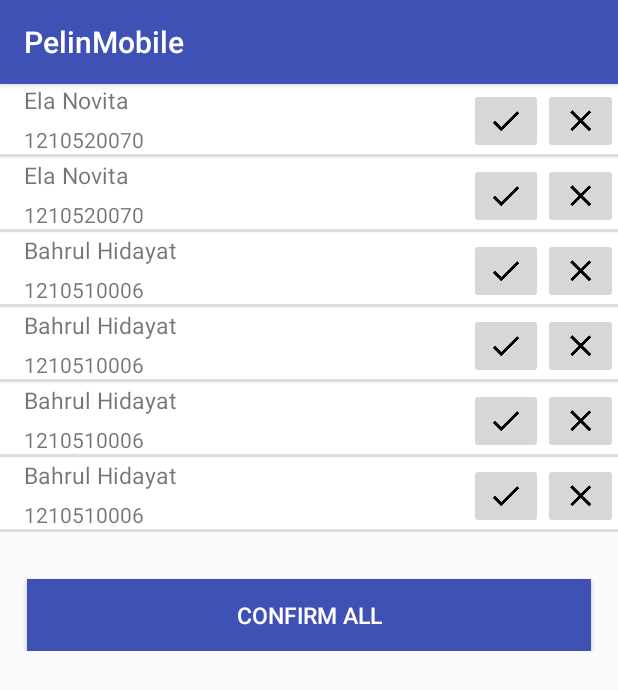
After one commit to ElaNovita/PelinMobile, an Android app: the ConfirmMember screen opened directly, with no data from a screen before it, on a phone screen of 412 x 824 dp. The commit adds this screen. Shown: the top 690 px of the screen. Run offline under Robolectric (Android 15) with nearby library versions, the phone set to English and light mode, and no system bars.

Commit message:
confirm member

```diff
--- a/app/src/main/AndroidManifest.xml
+++ b/app/src/main/AndroidManifest.xml
@@ -34,6 +34,7 @@
         <activity android:name=".AddTugas"/>
         <activity android:name=".AllGroups"/>
         <activity android:name=".Fragment.GroupDetail.ListTugas"/>
+        <activity android:name=".Fragment.GroupDetail.ConfirmMember"/>
     </application>
 
 </manifest>
--- /dev/null
+++ b/app/src/main/java/com/example/ela/pelinmobile/Adapter/ConfirmAdapter.java
@@ -0,0 +1,52 @@
+package com.example.ela.pelinmobile.Adapter;
+
+import android.support.v7.widget.RecyclerView;
+import android.view.LayoutInflater;
+import android.view.View;
+import android.view.ViewGroup;
+import android.widget.TextView;
+
+import com.example.ela.pelinmobile.Fragment.GroupDetail.ConfirmMember;
+import com.example.ela.pelinmobile.R;
+
+import java.util.List;
+
+/**
+ * Created by e on 9/04/16.
+ */
+public class ConfirmAdapter extends RecyclerView.Adapter<ConfirmAdapter.ViewHolder> {
+    private List<ConfirmMember.Confirm> confirms;
+
+    public ConfirmAdapter(List<ConfirmMember.Confirm> confirms) {
+        this.confirms = confirms;
+    }
+
+    @Override
+    public int getItemCount() {
+        return confirms.size();
+    }
+
+    @Override
+    public ViewHolder onCreateViewHolder(ViewGroup parent, int viewType) {
+        View view = LayoutInflater.from(parent.getContext()).inflate(R.layout.confirm_member_item, parent, false);
+        ViewHolder viewHolder = new ViewHolder(view);
+        return viewHolder;
+    }
+
+    @Override
+    public void onBindViewHolder(ViewHolder holder, int position) {
+        holder.name.setText(confirms.get(position).name);
+        holder.nim.setText(confirms.get(position).nim);
+    }
+
+    public static class ViewHolder extends RecyclerView.ViewHolder {
+        TextView name, nim;
+
+        public ViewHolder(View itemView) {
+            super(itemView);
+
+            name = (TextView) itemView.findViewById(R.id.confimr_nm);
+            nim = (TextView) itemView.findViewById(R.id.confirm_nim);
+        }
+    }
+}
--- /dev/null
+++ b/app/src/main/java/com/example/ela/pelinmobile/Fragment/GroupDetail/ConfirmMember.java
@@ -0,0 +1,51 @@
+package com.example.ela.pelinmobile.Fragment.GroupDetail;
+
+import android.os.Bundle;
+import android.support.v7.app.AppCompatActivity;
+import android.support.v7.widget.LinearLayoutManager;
+import android.support.v7.widget.RecyclerView;
+
+import com.example.ela.pelinmobile.Adapter.ConfirmAdapter;
+import com.example.ela.pelinmobile.R;
+
+import java.util.ArrayList;
+import java.util.List;
+
+/**
+ * Created by e on 9/04/16.
+ */
+public class ConfirmMember extends AppCompatActivity {
+
+    private List<Confirm> confirms;
+
+    @Override
+    protected void onCreate(Bundle savedInstanceState) {
+        super.onCreate(savedInstanceState);
+        setContentView(R.layout.confirm_member);
+        initdata();
+        RecyclerView recyclerView = (RecyclerView) findViewById(R.id.confirmRv);
+        recyclerView.setLayoutManager(new LinearLayoutManager(this));
+        ConfirmAdapter adapter = new ConfirmAdapter(confirms);
+        recyclerView.setAdapter(adapter);
+    }
+
+    public class Confirm {
+        public String name, nim;
+
+        public Confirm(String nim, String name) {
+            this.nim = nim;
+            this.name = name;
+        }
+    }
+
+    private void initdata() {
+        confirms = new ArrayList<>();
+        confirms.add(new Confirm("1210520070", "Ela Novita"));
+        confirms.add(new Confirm("1210520070", "Ela Novita"));
+        confirms.add(new Confirm("1210510006", "Bahrul Hidayat"));
+        confirms.add(new Confirm("1210510006", "Bahrul Hidayat"));
+        confirms.add(new Confirm("1210510006", "Bahrul Hidayat"));
+        confirms.add(new Confirm("1210510006", "Bahrul Hidayat"));
+
+    }
+}
--- a/app/src/main/java/com/example/ela/pelinmobile/Fragment/NotifFragment.java
+++ b/app/src/main/java/com/example/ela/pelinmobile/Fragment/NotifFragment.java
@@ -12,6 +12,7 @@
 
 import com.example.ela.pelinmobile.Adapter.AssigntListAdapter;
 import com.example.ela.pelinmobile.Adapter.NotifListAdapter;
+import com.example.ela.pelinmobile.Fragment.GroupDetail.ConfirmMember;
 import com.example.ela.pelinmobile.GroupDetail;
 import com.example.ela.pelinmobile.R;
 
@@ -46,7 +47,7 @@
         NotifListAdapter adapter = new NotifListAdapter(notifs, new NotifListAdapter.OnItemClickListener() {
             @Override
             public void OnItemClick(Notif notif) {
-                Intent intent = new Intent(getActivity(), GroupDetail.class);
+                Intent intent = new Intent(getActivity(), ConfirmMember.class);
                 startActivity(intent);
             }
         });
--- a/app/src/main/res/layout/confirm_member.xml
+++ b/app/src/main/res/layout/confirm_member.xml
@@ -1,10 +1,23 @@
 <?xml version="1.0" encoding="utf-8"?>
 <LinearLayout xmlns:android="http://schemas.android.com/apk/res/android"
     android:layout_width="match_parent"
-    android:layout_height="match_parent"
+    android:layout_height="wrap_content"
     android:orientation="vertical">
     <android.support.v7.widget.RecyclerView
         android:id="@+id/confirmRv"
         android:layout_width="match_parent"
         android:layout_height="wrap_content"/>
+    <Button
+        android:id="@+id/confirm_all_btn"
+        android:layout_width="match_parent"
+        android:layout_height="wrap_content"
+        android:layout_marginLeft="18dp"
+        android:layout_marginRight="18dp"
+        android:background="@color/colorPrimary"
+        android:text="Confirm All"
+        android:textColor="@android:color/white"
+        android:textSize="15sp"
+        android:layout_gravity="bottom"
+        android:layout_marginTop="30dp"
+        />
 </LinearLayout>
--- a/app/src/main/res/layout/confirm_member_item.xml
+++ b/app/src/main/res/layout/confirm_member_item.xml
@@ -5,7 +5,7 @@
     android:orientation="vertical"
     android:paddingBottom="2dp"
     android:background="#dedede"
-    android:layout_marginBottom="2dp">
+    android:layout_marginBottom="1dp">
     <LinearLayout
         android:layout_width="match_parent"
         android:layout_height="wrap_content"
@@ -26,19 +26,21 @@
                 android:layout_height="wrap_content"
                 android:text="Bahrul Hidayat"/>
             <TextView
-                android:id="@+id/nim"
+                android:id="@+id/confirm_nim"
                 android:layout_width="match_parent"
                 android:layout_height="wrap_content"
                 android:text="1210520070"/>
         </LinearLayout>
 
         <ImageButton
+            android:id="@+id/confirm"
             android:layout_width="0dp"
             android:layout_weight="1"
             android:layout_gravity="bottom"
             android:layout_height="wrap_content"
             android:src="@drawable/ic_check_black_24dp"/>
         <ImageButton
+            android:id="@+id/reject"
             android:layout_width="0dp"
             android:layout_weight="1"
             android:layout_gravity="bottom"
```
